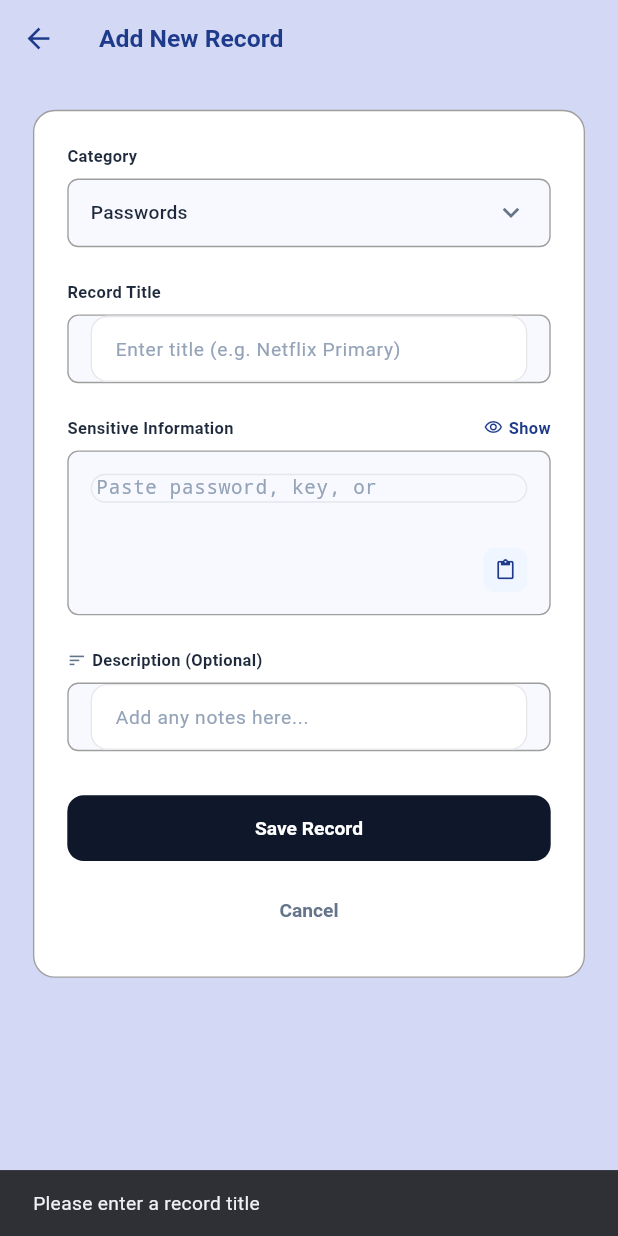
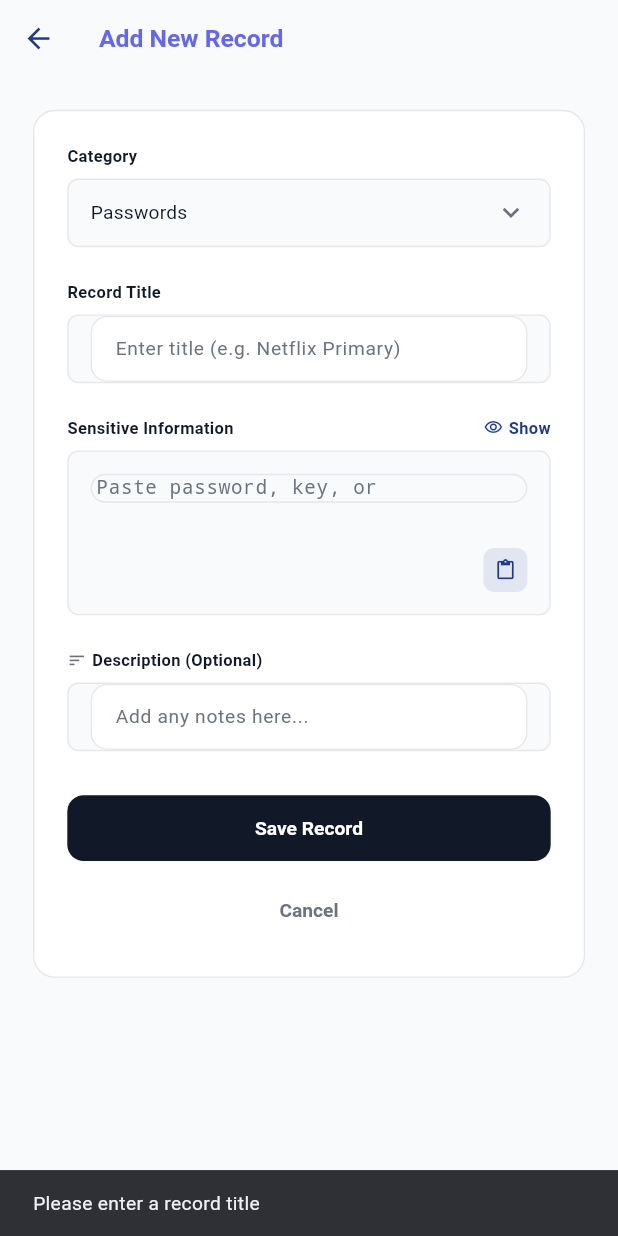
Before and after one commit to hornsovisal/raksa_vault, a Flutter app: the AddRecordScreen screen opened directly with empty values, after a tap on "Save Record", on a phone screen of 412 x 824 dp. Run offline on Flutter 3.47's test engine with Material 3 defaults, Android fonts, the phone set to English and light mode, and no system bars; our stand-ins replace drift, firebase_auth, firebase_core, flutter_secure_storage, local_auth, responsive_framework; accounts and stored records are empty; generated files the repository leaves out were written again.

Commit message:
add record ENUM

```diff
--- a/lib/main.dart
+++ b/lib/main.dart
@@ -17,11 +17,10 @@ import 'ui/screens/vault_dashboard_screen.dart';
 import 'ui/screens/login_screen.dart';
 import 'ui/screens/register_screen.dart';
 
-// ✅ Declare these as late globals
 late final AppDatabase database;
 late final VaultRepository vaultRepository;
 
-/// Call this helper function right after the user enters their PIN successfully
+/// Call this helper function right after the user enters their PIN
 void initializeEncryptedDatabase(String userPin) {
   database = AppDatabase(userPin); // Pass the PIN as the decryption key
   vaultRepository = VaultRepository(database);
--- a/lib/ui/screens/add_record_screen.dart
+++ b/lib/ui/screens/add_record_screen.dart
@@ -1,7 +1,18 @@
 import 'package:flutter/material.dart';
-import '../../main.dart'; // ✅ Imported main.dart to access global vaultRepository
+import '../../main.dart';
 import '../theme/app_theme.dart';
 import '../widgets/custom_button.dart';
+
+enum RecordCategory {
+  passwords(displayName: 'Passwords', dbValue: 'Login'),
+  bankAccounts(displayName: 'Bank Accounts', dbValue: 'Identity'),
+  cards(displayName: 'Cards', dbValue: 'Card');
+
+  final String displayName;
+  final String dbValue;
+
+  const RecordCategory({required this.displayName, required this.dbValue});
+}
 
 class AddRecordScreen extends StatefulWidget {
   final String userId;
@@ -12,11 +23,9 @@ class AddRecordScreen extends StatefulWidget {
 }
 
 class _AddRecordScreenState extends State<AddRecordScreen> {
-  //auto set selext password
-  String _selectedCategory = 'Passwords';
+  RecordCategory _selectedCategory = RecordCategory.passwords;
   bool _obscureSensitive = true;
 
-  // Controllers to capture user input
   final _titleController = TextEditingController();
   final _sensitiveController = TextEditingController();
   final _descriptionController = TextEditingController();
@@ -29,9 +38,7 @@ class _AddRecordScreenState extends State<AddRecordScreen> {
     super.dispose();
   }
 
-  // the SQLite Database Insert operation
   Future<void> _saveRecord() async {
-    //to save record we need that 3
     final title = _titleController.text.trim();
     final secretValue = _sensitiveController.text.trim();
     final description = _descriptionController.text.trim();
@@ -44,22 +51,16 @@ class _AddRecordScreenState extends State<AddRecordScreen> {
     }
 
     try {
-      String dbCategory = _selectedCategory;
-      if (_selectedCategory == 'Passwords') dbCategory = 'Login';
-      if (_selectedCategory == 'Bank Accounts') dbCategory = 'Identity';
-      if (_selectedCategory == 'Cards') dbCategory = 'Card';
-
-      //call our repo to add item to db
+      //add item to our db
       await vaultRepository.addItem(
         userId: widget.userId,
         title: title,
-        category: dbCategory,
+        category: _selectedCategory.dbValue,
         secretValue: secretValue,
         description: description,
         isFavorite: false,
       );
 
-      // Pop back to the Dashboard returning true so it triggers a refresh
       if (mounted) {
         Navigator.pop(context, true);
       }
@@ -75,32 +76,31 @@ class _AddRecordScreenState extends State<AddRecordScreen> {
   @override
   Widget build(BuildContext context) {
     return Scaffold(
-      backgroundColor: const Color.fromARGB(255, 211, 217, 245),
+      backgroundColor: AppColors.background,
       appBar: AppBar(
         leading: IconButton(
-          icon: const Icon(Icons.arrow_back, color: Color(0xFF1E3A8A)),
+          icon: const Icon(Icons.arrow_back, color: AppColors.primary),
           onPressed: () => Navigator.pop(context),
         ),
         title: Text(
           'Add New Record',
           style: AppTextStyles.headline.copyWith(
             fontSize: 18,
-            color: const Color(0xFF1E3A8A),
+            color: AppColors.tertiary,
           ),
         ),
         backgroundColor: Colors.transparent,
         elevation: 0,
         centerTitle: false,
       ),
-      //make it scolorable
       body: SingleChildScrollView(
         padding: const EdgeInsets.all(24.0),
         child: Container(
           padding: const EdgeInsets.all(24),
           decoration: BoxDecoration(
-            color: Colors.white,
+            color: AppColors.card,
             borderRadius: BorderRadius.circular(16),
-            border: Border.all(color: Colors.grey),
+            border: Border.all(color: AppColors.border),
           ),
           child: Column(
             crossAxisAlignment: CrossAxisAlignment.start,
@@ -110,28 +110,27 @@ class _AddRecordScreenState extends State<AddRecordScreen> {
               Container(
                 padding: const EdgeInsets.symmetric(horizontal: 16),
                 decoration: BoxDecoration(
-                  color: const Color(0xFFF8F9FE),
+                  color: AppColors.background,
                   borderRadius: BorderRadius.circular(8),
-                  border: Border.all(color: Colors.grey),
+                  border: Border.all(color: AppColors.border),
                 ),
                 child: DropdownButtonHideUnderline(
-                  child: DropdownButton<String>(
+                  // 4. Update Dropdown to use RecordCategory type
+                  child: DropdownButton<RecordCategory>(
                     value: _selectedCategory,
                     isExpanded: true,
                     icon: const Icon(
                       Icons.keyboard_arrow_down,
-                      color: Color(0xFF64748B),
+                      color: AppColors.textMuted,
                     ),
-                    items: ['Passwords', 'Bank Accounts', 'Cards'].map((
-                      String value,
-                    ) {
-                      return DropdownMenuItem<String>(
-                        value: value,
+                    // Map over the enum values automatically
+                    items: RecordCategory.values.map((RecordCategory category) {
+                      return DropdownMenuItem<RecordCategory>(
+                        value: category,
                         child: Text(
-                          value,
-                          style: const TextStyle(
-                            fontSize: 14,
-                            color: Color(0xFF1E293B),
+                          category.displayName,
+                          style: AppTextStyles.body.copyWith(
+                            color: AppColors.textDark,
                           ),
                         ),
                       );
@@ -158,7 +157,6 @@ class _AddRecordScreenState extends State<AddRecordScreen> {
                 mainAxisAlignment: MainAxisAlignment.spaceBetween,
                 children: [
                   _buildLabel('Sensitive Information'),
-                  //we can set it to visibility to  see or not
                   GestureDetector(
                     onTap: () {
                       setState(() {
@@ -172,15 +170,14 @@ class _AddRecordScreenState extends State<AddRecordScreen> {
                               ? Icons.visibility_outlined
                               : Icons.visibility_off_outlined,
                           size: 14,
-                          color: const Color(0xFF1E3A8A),
+                          color: AppColors.primary,
                         ),
                         const SizedBox(width: 4),
                         Text(
                           _obscureSensitive ? 'Show' : 'Hide',
-                          style: const TextStyle(
-                            fontSize: 12,
+                          style: AppTextStyles.label.copyWith(
                             fontWeight: FontWeight.bold,
-                            color: Color(0xFF1E3A8A),
+                            color: AppColors.primary,
                           ),
                         ),
                       ],
@@ -193,9 +190,9 @@ class _AddRecordScreenState extends State<AddRecordScreen> {
                 height: 120,
                 padding: const EdgeInsets.all(16),
                 decoration: BoxDecoration(
-                  color: const Color(0xFFF8F9FE),
+                  color: AppColors.background,
                   borderRadius: BorderRadius.circular(8),
-                  border: Border.all(color: Colors.grey),
+                  border: Border.all(color: AppColors.border),
                 ),
                 child: Stack(
                   children: [
@@ -203,17 +200,15 @@ class _AddRecordScreenState extends State<AddRecordScreen> {
                       controller: _sensitiveController,
                       maxLines: _obscureSensitive ? 1 : null,
                       obscureText: _obscureSensitive,
-                      decoration: const InputDecoration.collapsed(
+                      decoration: InputDecoration.collapsed(
                         hintText:
                             'Paste password, key, or\nsensitive text here...',
-                        hintStyle: TextStyle(
-                          fontSize: 14,
-                          color: Color(0xFF94A3B8),
+                        hintStyle: AppTextStyles.body.copyWith(
+                          color: AppColors.textMuted,
                           fontFamily: 'monospace',
                         ),
                       ),
-                      style: const TextStyle(
-                        fontSize: 14,
+                      style: AppTextStyles.body.copyWith(
                         fontFamily: 'monospace',
                       ),
                     ),
@@ -223,13 +218,13 @@ class _AddRecordScreenState extends State<AddRecordScreen> {
                       child: Container(
                         padding: const EdgeInsets.all(8),
                         decoration: BoxDecoration(
-                          color: const Color(0xFFEFF6FF),
+                          color: AppColors.primary.withOpacity(0.1),
                           borderRadius: BorderRadius.circular(8),
                         ),
                         child: const Icon(
                           Icons.content_paste,
                           size: 16,
-                          color: Color(0xFF1E3A8A),
+                          color: AppColors.primary,
                         ),
                       ),
                     ),
@@ -240,7 +235,7 @@ class _AddRecordScreenState extends State<AddRecordScreen> {
               const SizedBox(height: 24),
               Row(
                 children: [
-                  const Icon(Icons.sort, size: 14, color: Color(0xFF64748B)),
+                  const Icon(Icons.sort, size: 14, color: AppColors.textMuted),
                   const SizedBox(width: 4),
                   _buildLabel('Description (Optional)'),
                 ],
@@ -254,14 +249,14 @@ class _AddRecordScreenState extends State<AddRecordScreen> {
               const SizedBox(height: 32),
               CustomButton(
                 text: 'Save Record',
-                backgroundColor: const Color(0xFF0F172A),
+                backgroundColor: AppColors.textDark,
                 onPressed: _saveRecord,
               ),
               const SizedBox(height: 12),
               CustomButton(
                 text: 'Cancel',
                 backgroundColor: Colors.transparent,
-                textColor: const Color(0xFF64748B),
+                textColor: AppColors.textMuted,
                 onPressed: () => Navigator.pop(context),
               ),
             ],
@@ -274,10 +269,9 @@ class _AddRecordScreenState extends State<AddRecordScreen> {
   Widget _buildLabel(String text) {
     return Text(
       text,
-      style: const TextStyle(
-        fontSize: 12,
+      style: AppTextStyles.label.copyWith(
         fontWeight: FontWeight.bold,
-        color: Color(0xFF1E293B),
+        color: AppColors.textDark,
       ),
     );
   }
@@ -289,15 +283,16 @@ class _AddRecordScreenState extends State<AddRecordScreen> {
     return Container(
       padding: const EdgeInsets.symmetric(horizontal: 16),
       decoration: BoxDecoration(
-        color: const Color(0xFFF8F9FE),
+        color: AppColors.background,
         borderRadius: BorderRadius.circular(8),
-        border: Border.all(color: Colors.grey),
+        border: Border.all(color: AppColors.border),
       ),
       child: TextField(
         controller: controller,
+        style: AppTextStyles.body,
         decoration: InputDecoration(
           hintText: hint,
-          hintStyle: const TextStyle(fontSize: 14, color: Color(0xFF94A3B8)),
+          hintStyle: AppTextStyles.body.copyWith(color: AppColors.textMuted),
           border: InputBorder.none,
         ),
       ),
```
